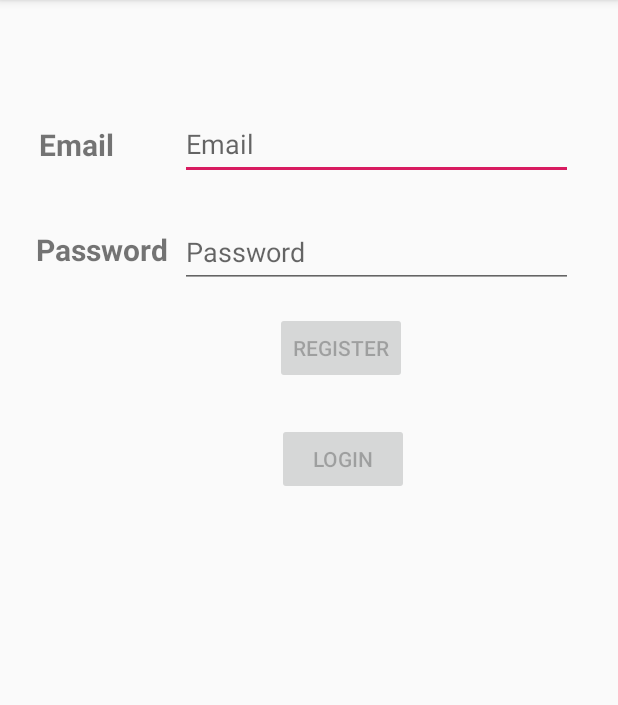
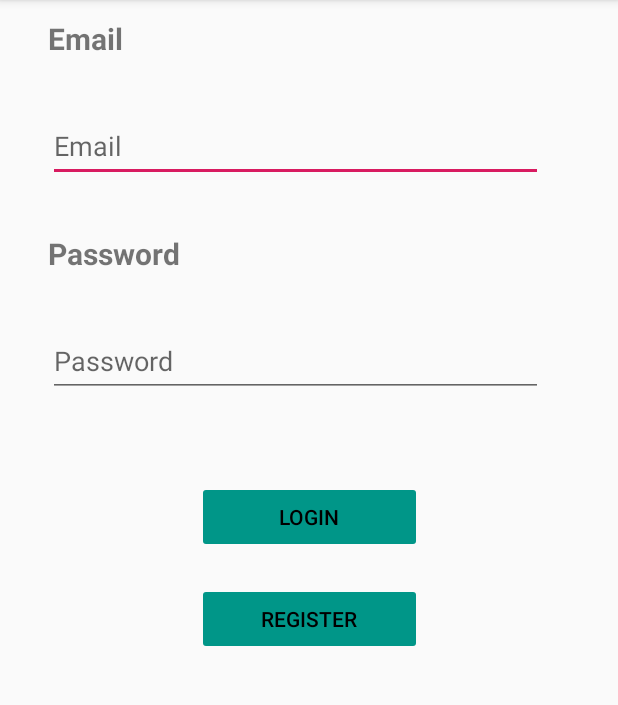
Before and after one commit to anusri304/MobileStore, an Android app: the screen it shows after launch (MainActivity), on a phone screen of 412 x 824 dp, the part 84-789 px from its top. Run offline under Robolectric (Android 15) with nearby library versions, the phone set to English and light mode, and no system bars; our stand-ins replace Timber, data binding, navigation-ui.

Commit message:
Fixed login screen layout

```diff
--- a/app/src/main/res/layout/fragment_login.xml
+++ b/app/src/main/res/layout/fragment_login.xml
@@ -2,6 +2,7 @@
 <layout  xmlns:android="http://schemas.android.com/apk/res/android"
     xmlns:app="http://schemas.android.com/apk/res-auto"
     xmlns:tools="http://schemas.android.com/tools">
+
     <androidx.constraintlayout.widget.ConstraintLayout
         android:id="@+id/container"
         android:layout_width="match_parent"
@@ -18,51 +19,48 @@
             style="@style/txtView_Login"
             android:layout_width="wrap_content"
             android:layout_height="wrap_content"
-        android:layout_marginStart="2dp"
-        android:layout_marginBottom="10dp"
+            android:layout_marginStart="16dp"
+            android:layout_marginTop="52dp"
             android:text="@string/prompt_email"
-        app:layout_constraintBottom_toBottomOf="@+id/emailEditText"
-        app:layout_constraintStart_toStartOf="@+id/passwordTxtView" />
+            app:layout_constraintEnd_toEndOf="parent"
+            app:layout_constraintHorizontal_bias="0.0"
+            app:layout_constraintStart_toStartOf="parent"
+            app:layout_constraintTop_toTopOf="parent" />
 
         <com.google.android.material.textfield.TextInputEditText
             android:id="@+id/emailEditText"
-        android:layout_width="0dp"
+            android:layout_width="330dp"
             android:layout_height="wrap_content"
-        android:layout_marginStart="104dp"
-        android:layout_marginTop="112dp"
-        android:layout_marginEnd="14dp"
+            android:layout_marginStart="16dp"
+            android:layout_marginTop="34dp"
+            android:layout_marginEnd="10dp"
             android:hint="@string/prompt_email"
             android:inputType="textEmailAddress"
             android:minHeight="48dp"
             android:selectAllOnFocus="true"
             app:layout_constraintEnd_toEndOf="parent"
-        app:layout_constraintHorizontal_bias="1.0"
-        app:layout_constraintStart_toEndOf="@+id/emailTxtView"
+            app:layout_constraintHorizontal_bias="0.0"
             app:layout_constraintStart_toStartOf="parent"
-        app:layout_constraintTop_toTopOf="parent" />
-
+            app:layout_constraintTop_toBottomOf="@+id/emailTxtView" />
 
         <com.google.android.material.textview.MaterialTextView
             android:id="@+id/passwordTxtView"
             style="@style/txtView_Login"
             android:layout_width="wrap_content"
             android:layout_height="wrap_content"
-        android:layout_marginStart="6dp"
-        android:layout_marginEnd="6dp"
-        android:layout_marginBottom="12dp"
+            android:layout_marginStart="16dp"
+            android:layout_marginTop="34dp"
             android:text="@string/prompt_password"
-        app:layout_constraintBottom_toBottomOf="@+id/passwordEditText"
-        app:layout_constraintEnd_toStartOf="@+id/passwordEditText"
-        app:layout_constraintHorizontal_bias="0.5"
-        app:layout_constraintStart_toStartOf="parent" />
+            app:layout_constraintStart_toStartOf="parent"
+            app:layout_constraintTop_toBottomOf="@+id/emailEditText" />
 
         <com.google.android.material.textfield.TextInputEditText
             android:id="@+id/passwordEditText"
-        android:layout_width="0dp"
+            android:layout_width="330dp"
             android:layout_height="wrap_content"
-        android:layout_marginStart="104dp"
-        android:layout_marginTop="24dp"
-        android:layout_marginEnd="14dp"
+            android:layout_marginStart="16dp"
+            android:layout_marginTop="34dp"
+            android:layout_marginEnd="10dp"
             android:hint="@string/prompt_password"
             android:imeActionLabel="@string/action_sign_in_short"
             android:imeOptions="actionDone"
@@ -70,33 +68,36 @@
             android:minHeight="48dp"
             android:selectAllOnFocus="true"
             app:layout_constraintEnd_toEndOf="parent"
-        app:layout_constraintStart_toEndOf="@+id/passwordTxtView"
+            app:layout_constraintHorizontal_bias="0.0"
             app:layout_constraintStart_toStartOf="parent"
-        app:layout_constraintTop_toBottomOf="@+id/emailEditText" />
+            app:layout_constraintTop_toBottomOf="@+id/passwordTxtView" />
 
+        <Button
+            android:id="@+id/loginBtn"
+            android:layout_width="wrap_content"
+            android:layout_height="wrap_content"
+            android:layout_marginTop="56dp"
+            android:width="150dp"
+            android:backgroundTint="#009688"
+            android:enabled="false"
+            android:text="@string/button_login"
+            android:textColor="#000000"
+            app:layout_constraintEnd_toEndOf="parent"
+            app:layout_constraintStart_toStartOf="parent"
+            app:layout_constraintTop_toBottomOf="@+id/passwordEditText" />
 
         <Button
             android:id="@+id/registerBtn"
             android:layout_width="wrap_content"
             android:layout_height="wrap_content"
-        android:layout_marginTop="16dp"
-        android:layout_marginEnd="1dp"
-        android:layout_marginBottom="16dp"
+            android:layout_marginTop="20dp"
+            android:width="150dp"
+            android:backgroundTint="#009688"
+            android:enabled="false"
             android:text="@string/button_register"
-        android:enabled="false"
-        app:layout_constraintBottom_toTopOf="@+id/loginBtn"
-        app:layout_constraintEnd_toEndOf="@+id/loginBtn"
-        app:layout_constraintTop_toBottomOf="@+id/passwordEditText" />
-
-    <Button
-        android:id="@+id/loginBtn"
-        android:layout_width="wrap_content"
-        android:layout_height="wrap_content"
-        android:layout_marginTop="26dp"
-        android:layout_marginEnd="123dp"
-        android:enabled="false"
-        android:text="@string/button_login"
+            android:textColor="#000000"
             app:layout_constraintEnd_toEndOf="parent"
-        app:layout_constraintTop_toBottomOf="@+id/registerBtn" />
+            app:layout_constraintStart_toStartOf="parent"
+            app:layout_constraintTop_toBottomOf="@+id/loginBtn" />
     </androidx.constraintlayout.widget.ConstraintLayout>
 </layout>
```
Lines whose indentation alone changed are shown as unchanged.
